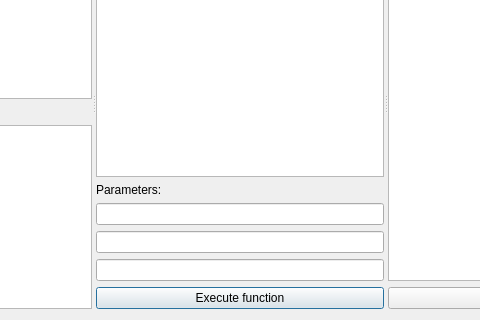
Qt form source/qtdesigner/text_functions_ui.ui (MValaguz/MSql) before a commit; both pictures show x 209 to 689 and y 115 to 435 of the 896 by 435 pixel window.
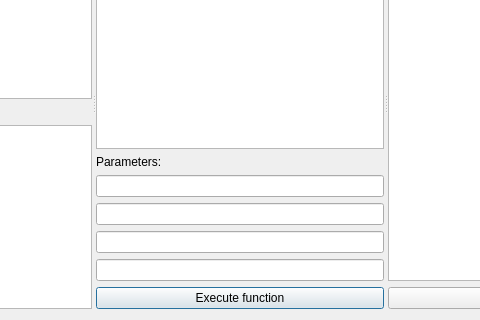
The same form after that commit. Icons and pictures are not drawn.

What changed in the file:
```diff
--- a/source/qtdesigner/text_functions_ui.ui
+++ b/source/qtdesigner/text_functions_ui.ui
@@ -23,7 +23,7 @@
      <property name="orientation">
       <enum>Qt::Horizontal</enum>
      </property>
-     <widget class="QWidget" name="">
+     <widget class="QWidget" name="layoutWidget">
       <layout class="QVBoxLayout" name="verticalLayout_3">
        <item>
         <widget class="QLabel" name="label">
@@ -55,7 +55,7 @@
       <property name="orientation">
        <enum>Qt::Horizontal</enum>
       </property>
-      <widget class="QWidget" name="">
+      <widget class="QWidget" name="layoutWidget">
        <layout class="QGridLayout" name="gridLayout">
         <item row="0" column="0">
          <widget class="QLabel" name="label_4">
@@ -92,6 +92,9 @@
           <item>
            <widget class="QLineEdit" name="e_parameter3"/>
           </item>
+          <item>
+           <widget class="QLineEdit" name="e_parameter4"/>
+          </item>
           <item>
            <widget class="QPushButton" name="b_start">
             <property name="text">
@@ -107,7 +110,7 @@
         </item>
        </layout>
       </widget>
-      <widget class="QWidget" name="">
+      <widget class="QWidget" name="layoutWidget">
        <layout class="QVBoxLayout" name="verticalLayout">
         <item>
          <widget class="QLabel" name="label_5">
```
Left out of the diff: 1 changed line with no effect on the pictures.
